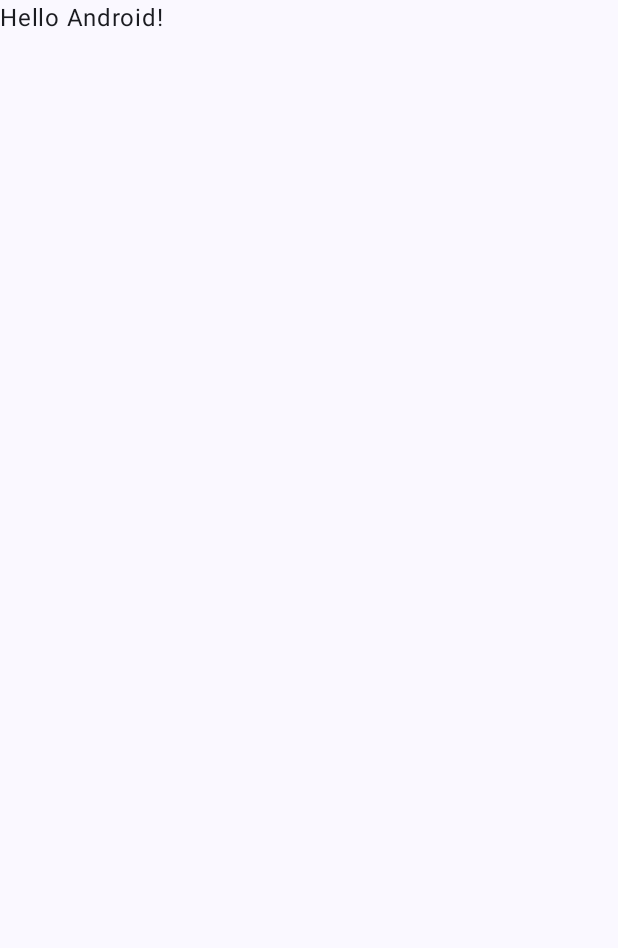
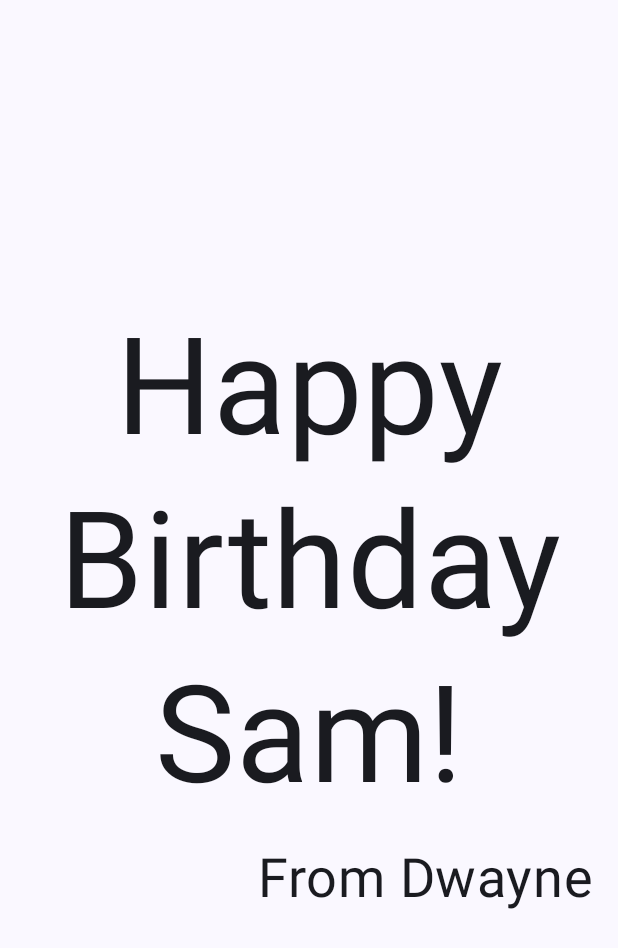
Before and after one commit to Dwayne-Lacey/BirthdayCard, an Android app built with Jetpack Compose: the screen it shows after launch (MainActivity), on a phone screen of 412 x 824 dp. Before the commit the part shown is almost empty. Shown: the top 948 px of the screen. Run offline under Robolectric (Android 15) with nearby library versions, the phone set to English and light mode, and no system bars.

Commit message:
Added happy birthday message

```diff
--- a/app/src/main/java/com/example/happybirthday/MainActivity.kt
+++ b/app/src/main/java/com/example/happybirthday/MainActivity.kt
@@ -3,13 +3,20 @@ package com.example.happybirthday
 import android.os.Bundle
 import androidx.activity.ComponentActivity
 import androidx.activity.compose.setContent
+import androidx.compose.foundation.layout.Arrangement
+import androidx.compose.foundation.layout.Column
 import androidx.compose.foundation.layout.fillMaxSize
+import androidx.compose.foundation.layout.padding
 import androidx.compose.material3.MaterialTheme
 import androidx.compose.material3.Surface
 import androidx.compose.material3.Text
 import androidx.compose.runtime.Composable
+import androidx.compose.ui.Alignment
 import androidx.compose.ui.Modifier
+import androidx.compose.ui.text.style.TextAlign
 import androidx.compose.ui.tooling.preview.Preview
+import androidx.compose.ui.unit.dp
+import androidx.compose.ui.unit.sp
 import com.example.happybirthday.ui.theme.HappyBirthdayTheme
 
 class MainActivity : ComponentActivity() {
@@ -22,7 +29,7 @@ class MainActivity : ComponentActivity() {
                     modifier = Modifier.fillMaxSize(),
                     color = MaterialTheme.colorScheme.background
                 ) {
-                    Greeting("Android")
+                    GreetingText( message = "Happy Birthday Sam!", from = "From Dwayne")
                 }
             }
         }
@@ -30,17 +37,33 @@ class MainActivity : ComponentActivity() {
 }
 
 @Composable
-fun Greeting(name: String, modifier: Modifier = Modifier) {
-    Text(
-        text = "Hello $name!",
+fun GreetingText(message: String, from: String, modifier: Modifier = Modifier) {
+    // Create a column so that texts don't overlap
+    Column(
+        verticalArrangement = Arrangement.Center,
         modifier = modifier
-    )
+    ) {
+        Text(
+            text = message,
+            fontSize = 90.sp,
+            lineHeight = 116.sp,
+            textAlign = TextAlign.Center
+        )
+        Text(
+            text = from,
+            fontSize = 36.sp,
+            modifier = Modifier
+                .padding(16.dp)
+                .align(alignment = Alignment.End)
+
+        )
+    }
 }
 
 @Preview(showBackground = true)
 @Composable
-fun GreetingPreview() {
+fun BirthdayCardPreview() {
     HappyBirthdayTheme {
-        Greeting("Android")
+        GreetingText(message = "Happy Birthday Sam!", from = "From Dwayne")
     }
 }
```
